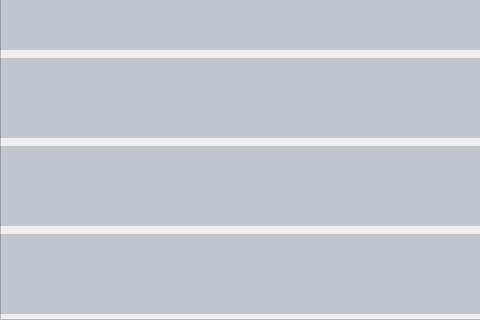
Above: about.ui from thewayI/tiny4412 before the change; both pictures show x 0 to 480 and y 480 to 800 of the 1280 by 800 pixel window. Below: the same form after it.
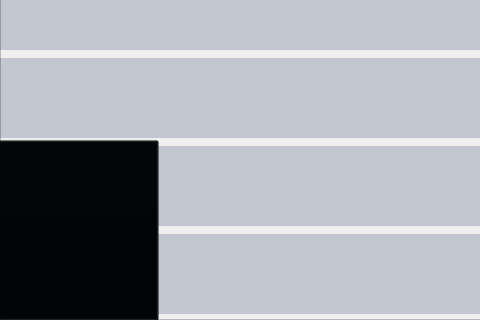
That is the form after the change. Icons and pictures are not drawn.

Diff of the .ui file:
```diff
--- a/about.ui
+++ b/about.ui
@@ -488,11 +488,26 @@
    <column/>
    <column/>
   </widget>
+  <widget class="QPushButton" name="pushButton_2">
+   <property name="geometry">
+    <rect>
+     <x>-2</x>
+     <y>620</y>
+     <width>161</width>
+     <height>181</height>
+    </rect>
+   </property>
+   <property name="styleSheet">
+    <string notr="true">background-color: rgba(02, 03, 04, 0);</string>
+   </property>
+   <property name="text">
+    <string/>
+   </property>
+  </widget>
   <zorder>pushButton</zorder>
   <zorder>frame</zorder>
   <zorder>label</zorder>
   <zorder>label_4</zorder>
-  <zorder>label_7</zorder>
   <zorder>label_3</zorder>
   <zorder>label_2</zorder>
   <zorder>label_8</zorder>
@@ -504,6 +519,8 @@
   <zorder>label_10</zorder>
   <zorder>btn_configureMachine_2</zorder>
   <zorder>tblWidget_devInfo_2</zorder>
+  <zorder>label_7</zorder>
+  <zorder>pushButton_2</zorder>
  </widget>
  <resources>
   <include location="image.qrc"/>
```
